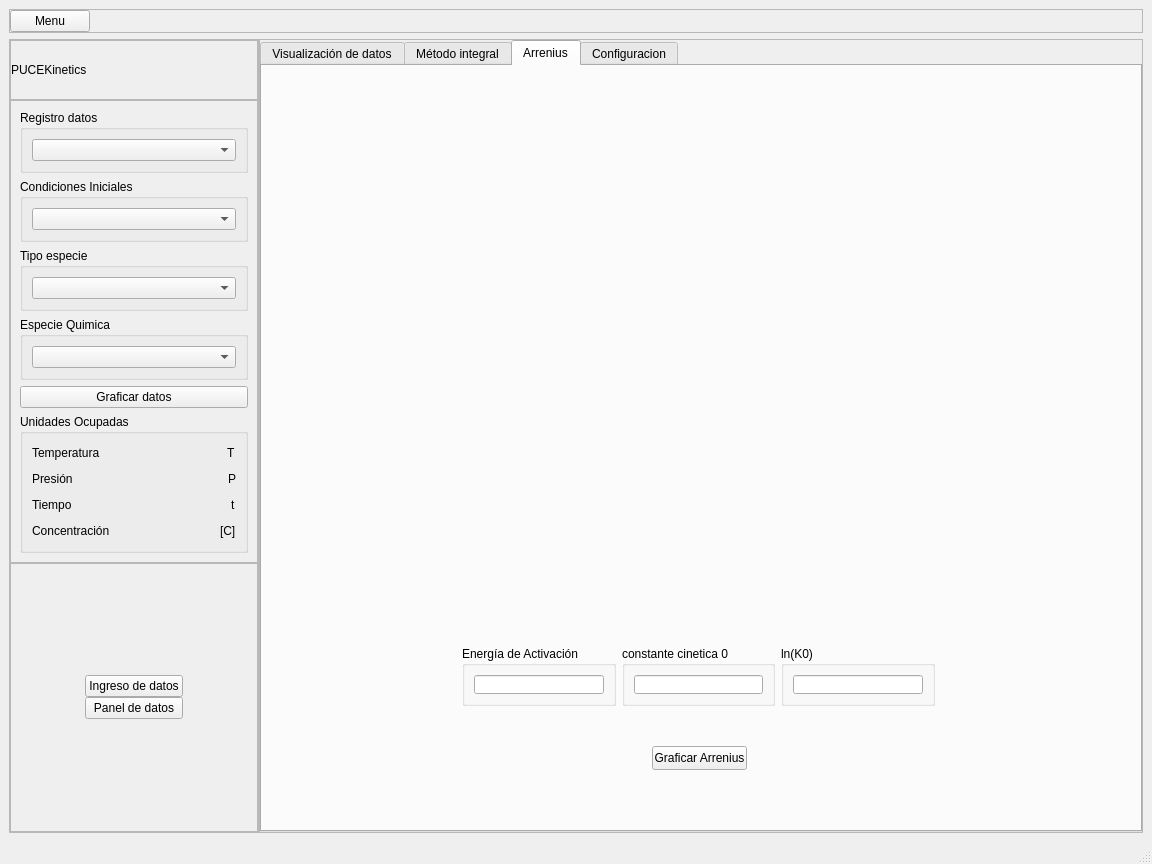
Qt form dashboard_v3.ui (JuandresPUCE/tesis_pyqt_sqlite) before a commit.
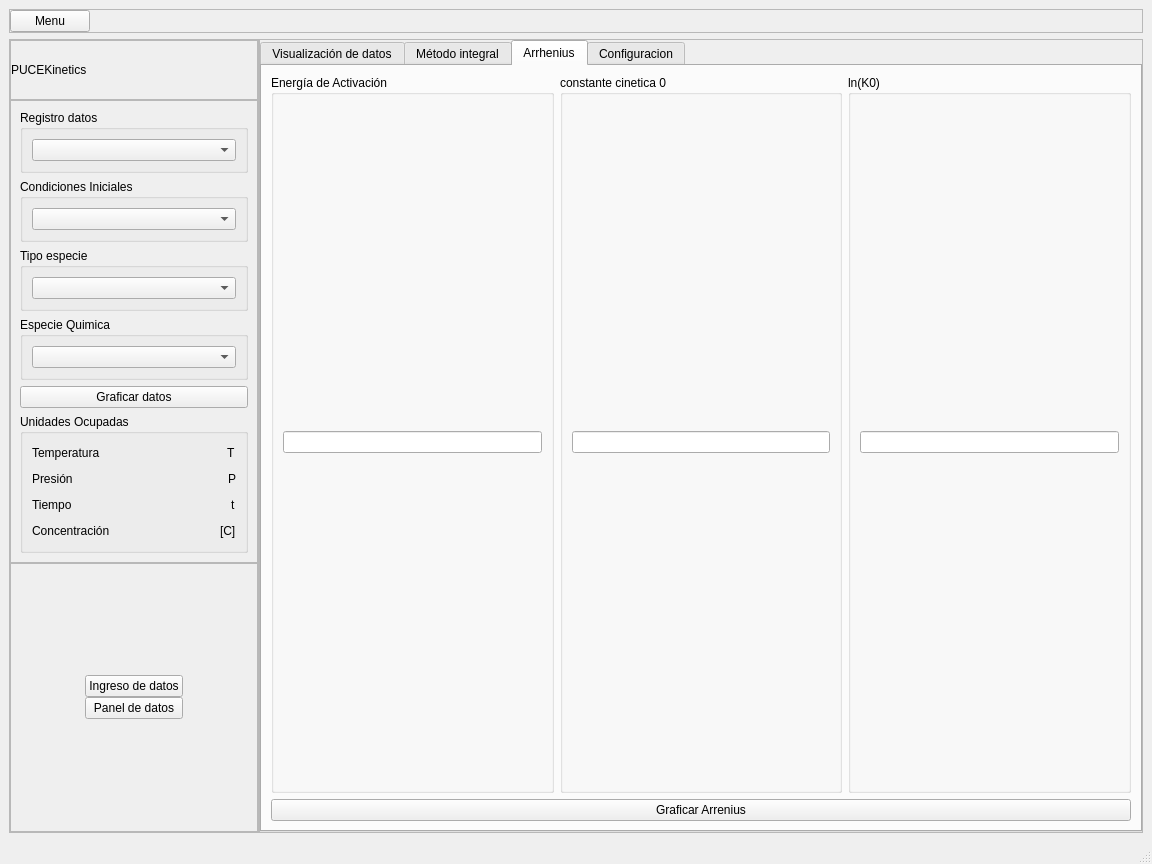
The same form after that commit. The open tabs and pages were chosen to show the change.

Commit message: arreglando arrhenius

What changed in the file:
```diff
--- a/dashboard_v3.ui
+++ b/dashboard_v3.ui
@@ -1459,39 +1459,16 @@
             </widget>
             <widget class="QWidget" name="tab">
              <attribute name="title">
-              <string>Arrenius</string>
+              <string>Arrhenius</string>
              </attribute>
-             <widget class="QWidget" name="verticalLayoutWidget">
-              <property name="geometry">
-               <rect>
-                <x>110</x>
-                <y>10</y>
-                <width>701</width>
-                <height>291</height>
-               </rect>
-              </property>
+             <layout class="QVBoxLayout" name="verticalLayout_8">
+              <item>
               <layout class="QVBoxLayout" name="vista_grafico"/>
-             </widget>
-             <widget class="QWidget" name="verticalLayoutWidget_2">
-              <property name="geometry">
-               <rect>
-                <x>170</x>
-                <y>400</y>
-                <width>511</width>
-                <height>161</height>
-               </rect>
-              </property>
+              </item>
+              <item>
               <layout class="QVBoxLayout" name="vista_tabla_df"/>
-             </widget>
-             <widget class="QWidget" name="layoutWidget">
-              <property name="geometry">
-               <rect>
-                <x>200</x>
-                <y>580</y>
-                <width>473</width>
-                <height>60</height>
-               </rect>
-              </property>
+              </item>
+              <item>
               <layout class="QHBoxLayout" name="horizontalLayout_16">
                <item>
                 <widget class="QGroupBox" name="groupBox_13">
@@ -1587,20 +1564,15 @@
                 </widget>
                </item>
               </layout>
-             </widget>
+              </item>
+              <item>
              <widget class="QPushButton" name="graficar_arrhenius">
-              <property name="geometry">
-               <rect>
-                <x>390</x>
-                <y>680</y>
-                <width>95</width>
-                <height>24</height>
-               </rect>
-              </property>
               <property name="text">
                <string>Graficar Arrenius</string>
               </property>
              </widget>
+              </item>
+             </layout>
             </widget>
             <widget class="QWidget" name="tab_3">
              <attribute name="title">
```
Left out of the diff: 2 changed lines with no effect on the pictures. Lines whose indentation alone changed are shown as unchanged. The commit also changes 3 other files.
